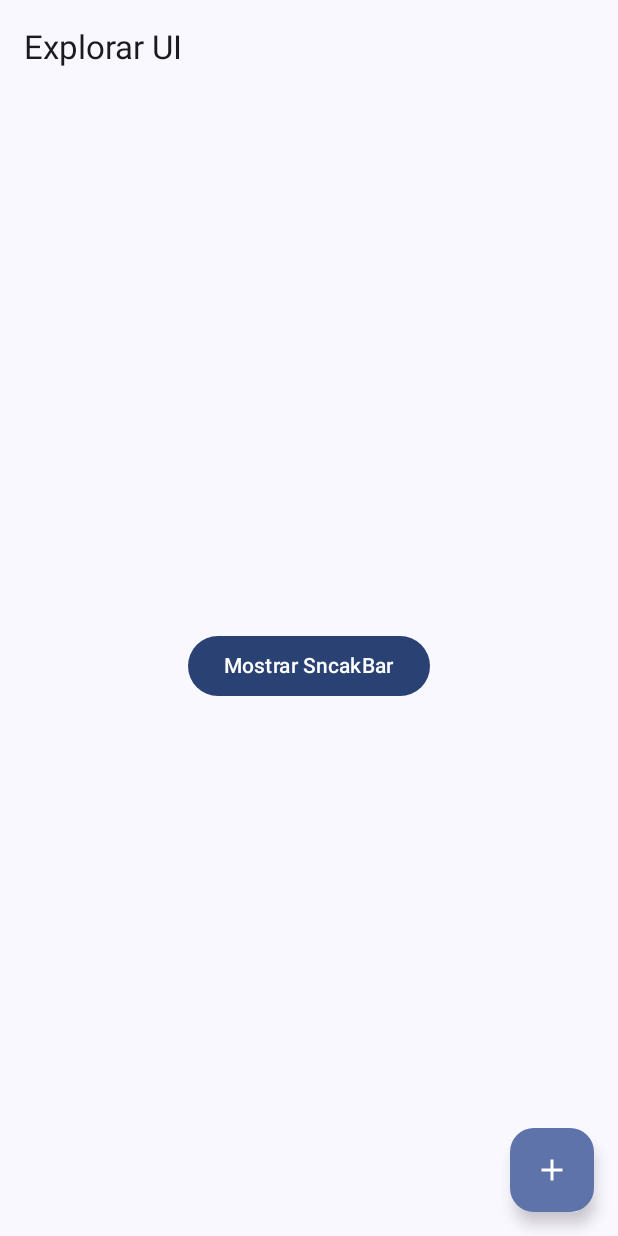
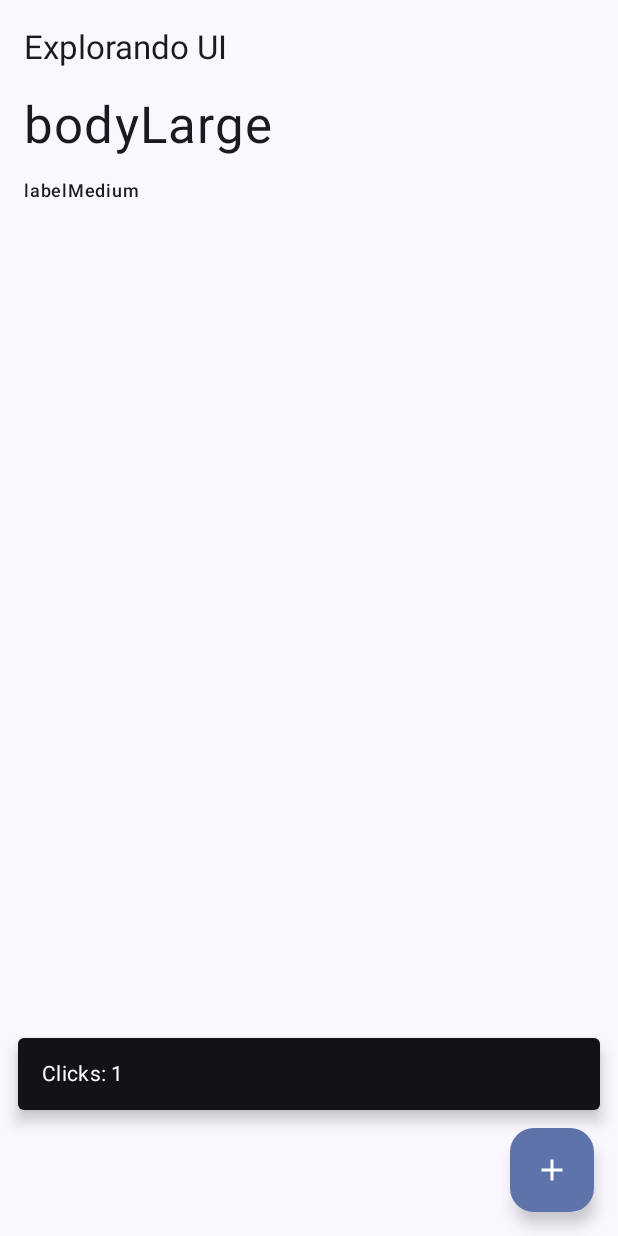
Before and after one commit to yesseniaflorese-beep/ExplorarUI2025, an Android app built with Jetpack Compose: the screen it shows after launch (MainActivity), after a tap on "Add", on a phone screen of 412 x 824 dp. Run offline under Robolectric (Android 15) with nearby library versions, the phone set to English and light mode, and no system bars.

```diff
--- a/app/build.gradle.kts
+++ b/app/build.gradle.kts
@@ -49,6 +49,8 @@ dependencies {
     implementation(libs.androidx.compose.ui.graphics)
     implementation(libs.androidx.compose.ui.tooling.preview)
     implementation(libs.androidx.compose.material3)
+    implementation(libs.androidx.material3)
+    implementation(libs.androidx.compose.animation)
     testImplementation(libs.junit)
     androidTestImplementation(libs.androidx.junit)
     androidTestImplementation(libs.androidx.espresso.core)
@@ -56,4 +58,5 @@ dependencies {
     androidTestImplementation(libs.androidx.compose.ui.test.junit4)
     debugImplementation(libs.androidx.compose.ui.tooling)
     debugImplementation(libs.androidx.compose.ui.test.manifest)
+    implementation("androidx.compose.material:material-icons-extended")
 }
--- a/app/src/main/java/edu/ulsa/explorarui/MainActivity.kt
+++ b/app/src/main/java/edu/ulsa/explorarui/MainActivity.kt
@@ -6,7 +6,10 @@ import android.os.Bundle
 import androidx.activity.ComponentActivity
 import androidx.activity.compose.setContent
 import androidx.activity.enableEdgeToEdge
+import androidx.compose.animation.animateColorAsState
+import androidx.compose.foundation.layout.Arrangement
 import androidx.compose.foundation.layout.Box
+import androidx.compose.foundation.layout.Column
 import androidx.compose.foundation.layout.fillMaxSize
 import androidx.compose.foundation.layout.padding
 import androidx.compose.material.icons.Icons
@@ -15,6 +18,7 @@ import androidx.compose.material3.Button
 import androidx.compose.material3.ExperimentalMaterial3Api
 import androidx.compose.material3.FloatingActionButton
 import androidx.compose.material3.Icon
+import androidx.compose.material3.MaterialTheme
 import androidx.compose.material3.Scaffold
 import androidx.compose.material3.SnackbarHost
 import androidx.compose.material3.SnackbarHostState
@@ -30,6 +34,10 @@ import edu.ulsa.explorarui.ui.theme.ExplorarUITheme
 import  androidx.compose.runtime.setValue
 import  androidx.compose.material3.TopAppBar
 import androidx.compose.runtime.LaunchedEffect
+import androidx.compose.foundation.rememberScrollState
+import androidx.compose.foundation.verticalScroll
+
+import androidx.compose.ui.unit.dp
 
 class MainActivity : ComponentActivity() {
     override fun onCreate(savedInstanceState: Bundle?) {
@@ -50,9 +58,14 @@ fun AppRoot(){
     val snackbarHostState = remember { SnackbarHostState() }
     var contador by remember { mutableStateOf(0) }
 
+    LaunchedEffect(contador) {
+        if (contador > 0) {
+            snackbarHostState.showSnackbar(message = "Clicks: $contador")
+        }
+    }
     Scaffold (
         topBar = {
-            TopAppBar(title = { Text(text = "Explorar UI")})
+            TopAppBar(title = { Text(text = "Explorando UI")})
         },
         floatingActionButton = {
             FloatingActionButton(onClick = { contador++ }) {
@@ -64,9 +77,7 @@ fun AppRoot(){
         HomeScreen(
             modifier = Modifier.padding(innerPadding),
             onShowSnackBar = {
-                LaunchedEffect(contador) {
-                    snackbarHostState.showSnackbar(message = "Clicks: $contador")
-                }
+                contador++
             }
         )
     }
@@ -75,7 +86,34 @@ fun AppRoot(){
 
 @Composable
 fun HomeScreen(modifier : Modifier = Modifier, onShowSnackBar: () -> Unit){
-    Box(modifier = modifier.fillMaxSize(), contentAlignment = Alignment.Center){
+    /*Box(modifier = modifier.fillMaxSize(), contentAlignment = Alignment.Center){
         Button(onClick = onShowSnackBar) { Text(text="Mostrar SncakBar")}
+    }*/
+    ComponentsPlayground()
+}
+
+@Composable
+fun ComponentsPlayground() {
+    var text by remember { mutableStateOf("Hola Mundo") }
+    var enabled by remember { mutableStateOf(true) }
+    var sliderValue by remember { mutableStateOf(0.5f) }
+    var checked by remember { mutableStateOf(true) }
+    var colorToggle by remember { mutableStateOf(false) }
+
+    val animatedTint by animateColorAsState(
+        targetValue = if (colorToggle) MaterialTheme.colorScheme.tertiary
+        else MaterialTheme.colorScheme.primary,
+        label = "tint"
+    )
+
+    Column(
+        modifier = Modifier
+            .verticalScroll(rememberScrollState())
+            .padding(16.dp),
+        verticalArrangement = Arrangement.spacedBy(16.dp)
+    ) {
+        Text("Tipografías", style = MaterialTheme.typography.headlineSmall)
+        Text("bodyLarge", style = MaterialTheme.typography.bodyLarge)
+        Text("labelMedium", style = MaterialTheme.typography.labelMedium)
     }
 }
--- a/app/src/main/java/edu/ulsa/explorarui/ui/theme/Type.kt
+++ b/app/src/main/java/edu/ulsa/explorarui/ui/theme/Type.kt
@@ -11,9 +11,9 @@ val Typography = Typography(
     bodyLarge = TextStyle(
         fontFamily = FontFamily.Default,
         fontWeight = FontWeight.Normal,
-        fontSize = 16.sp,
+        fontSize = 34.sp,
         lineHeight = 24.sp,
-        letterSpacing = 0.5.sp
+        letterSpacing = 0.8.sp
     )
     /* Other default text styles to override
     titleLarge = TextStyle(
--- a/gradle/libs.versions.toml
+++ b/gradle/libs.versions.toml
@@ -8,6 +8,8 @@ espressoCore = "3.7.0"
 lifecycleRuntimeKtx = "2.9.3"
 activityCompose = "1.11.0"
 composeBom = "2024.09.00"
+material3 = "1.4.0"
+animation = "1.9.2"
 
 [libraries]
 androidx-core-ktx = { group = "androidx.core", name = "core-ktx", version.ref = "coreKtx" }
@@ -24,6 +26,8 @@ androidx-compose-ui-tooling-preview = { group = "androidx.compose.ui", name = "u
 androidx-compose-ui-test-manifest = { group = "androidx.compose.ui", name = "ui-test-manifest" }
 androidx-compose-ui-test-junit4 = { group = "androidx.compose.ui", name = "ui-test-junit4" }
 androidx-compose-material3 = { group = "androidx.compose.material3", name = "material3" }
+androidx-material3 = { group = "androidx.compose.material3", name = "material3", version.ref = "material3" }
+androidx-compose-animation = { group = "androidx.compose.animation", name = "animation", version.ref = "animation" }
 
 [plugins]
 android-application = { id = "com.android.application", version.ref = "agp" }
```
